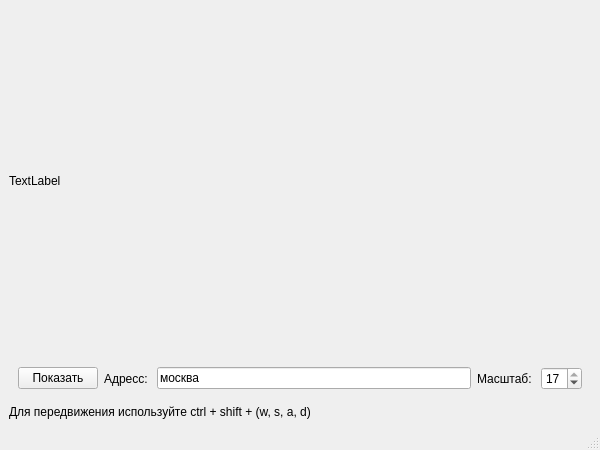
This is on.ui in Kath022/-Maps-API as Qt 5 draws it before an edit. The edited form follows.
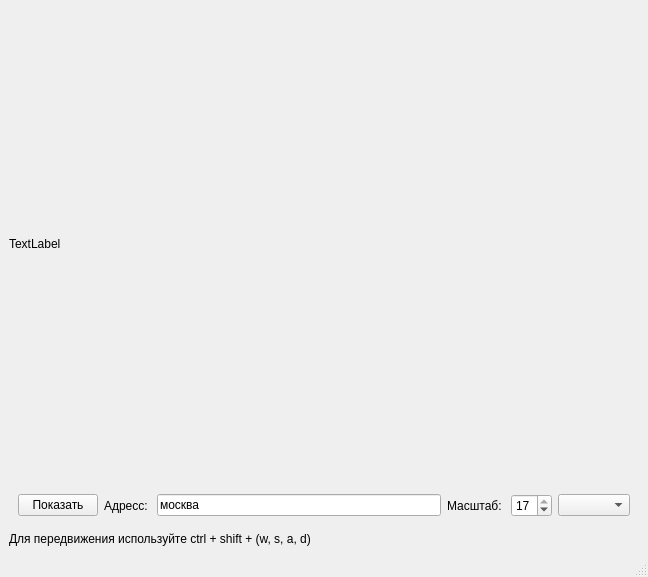
This is the edited form.

Patch:
```diff
--- a/on.ui
+++ b/on.ui
@@ -6,8 +6,8 @@
    <rect>
     <x>0</x>
     <y>0</y>
-    <width>600</width>
-    <height>450</height>
+    <width>648</width>
+    <height>577</height>
    </rect>
   </property>
   <property name="windowTitle">
@@ -17,8 +17,11 @@
    <layout class="QVBoxLayout" name="verticalLayout">
     <item>
      <widget class="QLabel" name="label">
+      <property name="enabled">
+       <bool>true</bool>
+      </property>
       <property name="sizePolicy">
-       <sizepolicy hsizetype="Preferred" vsizetype="Expanding">
+       <sizepolicy hsizetype="Expanding" vsizetype="Expanding">
         <horstretch>0</horstretch>
         <verstretch>0</verstretch>
        </sizepolicy>
@@ -69,6 +72,9 @@
          </property>
         </widget>
        </item>
+       <item>
+        <widget class="QComboBox" name="type_map"/>
+       </item>
       </layout>
      </widget>
     </item>
```
Left out of the diff: 2 changed lines with no effect on the pictures.
